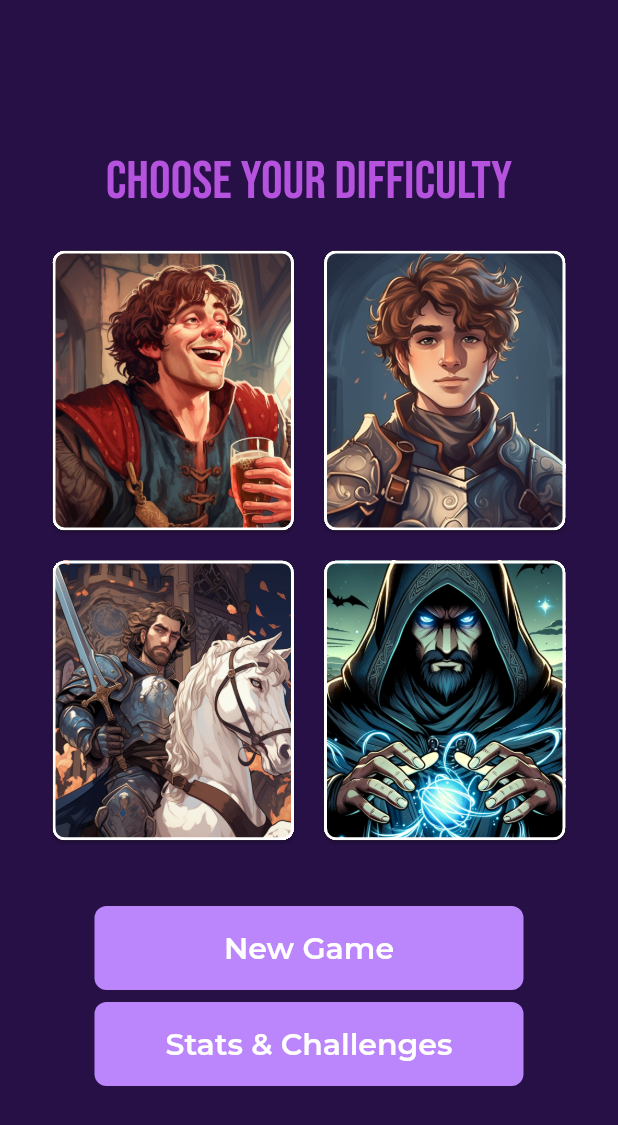
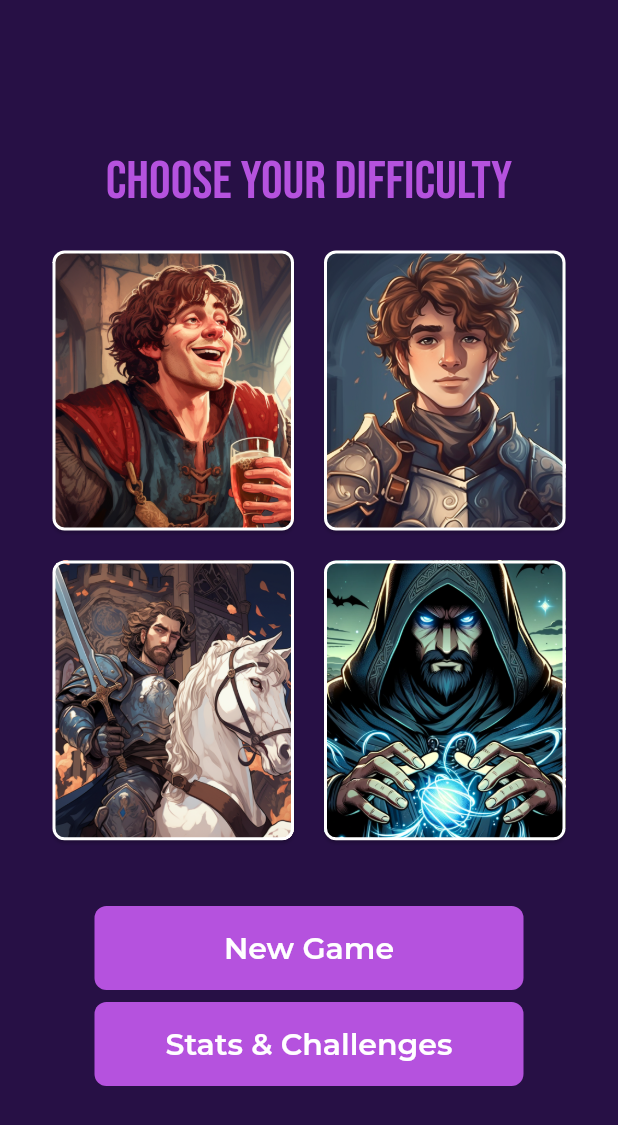
Before and after one commit to danielmrrk/CS-50-Final-Project-Tick-Tack, a Flutter app: the screen it shows after launch, on a phone screen of 412 x 824 dp. Shown: the top 1125 px of the screen. Run offline on Flutter 3.47's test engine with Material 2 defaults, Android fonts, the phone set to English and light mode, and no system bars; our stand-ins replace google_fonts.

Commit message:
feat(color): theme fix, and also color theme start

```diff
--- a/lib/main.dart
+++ b/lib/main.dart
@@ -1,7 +1,5 @@
 import 'package:flutter/material.dart';
 import 'package:tic_tac/main_sceen/main_screen.dart';
-
-const ColorScheme kColorScheme = ColorScheme.dark(background: Color(0xff271045), onBackground: Color(0xff271045));
 
 void main() {
   runApp(const TicTacApp());
@@ -14,7 +12,14 @@ class TicTacApp extends StatelessWidget {
   Widget build(BuildContext context) {
     return MaterialApp(
       home: const MainScreen(),
-      theme: ThemeData(colorScheme: kColorScheme),
+      theme: ThemeData(
+        scaffoldBackgroundColor: const Color(0xff271045),
+        filledButtonTheme: const FilledButtonThemeData(
+          style: ButtonStyle(
+            backgroundColor: MaterialStatePropertyAll(Color(0xffb552de)),
+          ),
+        ),
+      ),
     );
   }
 }
--- a/lib/main_sceen/main_screen.dart
+++ b/lib/main_sceen/main_screen.dart
@@ -14,7 +14,6 @@ class _MainScreenState extends State<MainScreen> {
   @override
   Widget build(BuildContext context) {
     return Scaffold(
-      backgroundColor: const Color(0xff271045),
       body: Padding(
         padding: const EdgeInsets.fromLTRB(31, 100, 31, 100),
         child: Column(
```
Also changed, not shown: lib/general/theme/color_theme.dart (added, +7 -0 lines).
